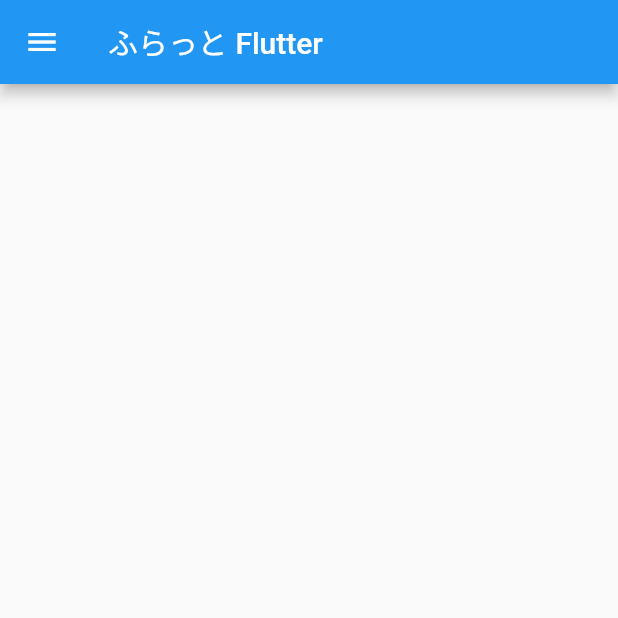
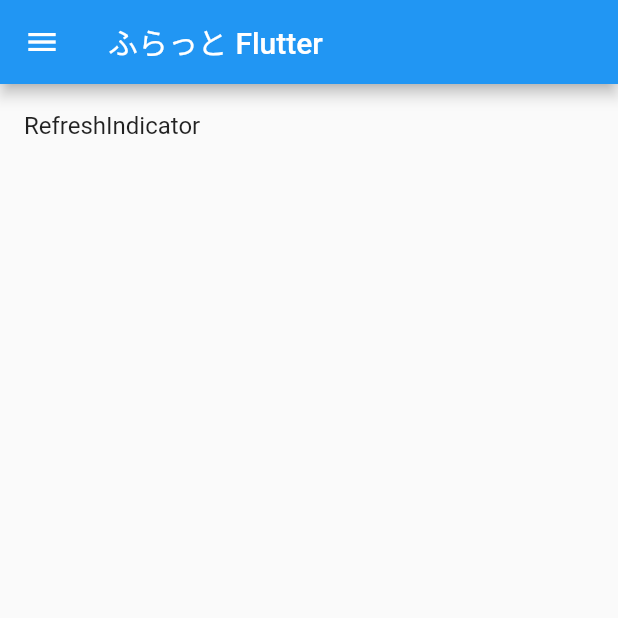
Before and after one commit to takuchalle/flat_flutter, a Flutter app: the screen it shows after launch, on a phone screen of 412 x 824 dp, the top half of it. Run offline on Flutter 3.47's test engine with Material 2 defaults, Android fonts, the phone set to English and light mode, and no system bars.

```diff
--- a/lib/flat_drawer.dart
+++ b/lib/flat_drawer.dart
@@ -24,6 +24,7 @@ class _FlatDrawerState extends State<FlatDrawer> {
       decoration: BoxDecoration(
         color: const Color(0xff7c94b6),
       ),
+      child: Text("unko"),
     );
   }
 
--- a/lib/flat_list.dart
+++ b/lib/flat_list.dart
@@ -1,14 +1,14 @@
-import 'package:flat_flutter/flat_drawer.dart';
+import 'package:flat_flutter/RefreshIndicator/refresh_indicator_page.dart';
+import 'package:flat_flutter/flat_list_item.dart';
 import 'package:flutter/material.dart';
 
 class FlatList extends StatelessWidget {
   @override
   Widget build(BuildContext context) {
-    return Scaffold(
-      appBar: AppBar(
-        title: Text('ふらっと Flutter'),
-      ),
-      drawer: FlatDrawer(),
+    return ListView(
+      children: <Widget>[
+        FlatListItem(name: "RefreshIndicator", page: RefreshIndicatorPage()),
+      ],
     );
   }
 }
--- /dev/null
+++ b/lib/flat_list_item.dart
@@ -0,0 +1,25 @@
+import 'package:flutter/material.dart';
+
+class FlatListItem extends StatelessWidget {
+  FlatListItem({Key key, this.name, this.page}) : super(key: key);
+
+  final String name;
+  final Widget page;
+
+  @override
+  Widget build(BuildContext context) {
+    return ListTile(
+      title: Text(name),
+      onTap: () {
+        Navigator.push(
+          context,
+          MaterialPageRoute(
+            builder: (BuildContext context) {
+              return page;
+            },
+          ),
+        );
+      },
+    );
+  }
+}
--- a/lib/main.dart
+++ b/lib/main.dart
@@ -1,3 +1,4 @@
+import 'package:flat_flutter/flat_drawer.dart';
 import 'package:flat_flutter/flat_list.dart';
 import 'package:flutter/material.dart';
 
@@ -12,7 +13,13 @@ class MyApp extends StatelessWidget {
       theme: ThemeData(
         primarySwatch: Colors.blue,
       ),
-      home: FlatList(),
+      home: Scaffold(
+        appBar: AppBar(
+          title: Text('ふらっと Flutter'),
+        ),
+        drawer: FlatDrawer(),
+        body: FlatList(),
+      ),
     );
   }
 }
```
Also changed, not shown: lib/RefreshIndicator/refresh_indicator_page.dart (added, +25 -0 lines).
